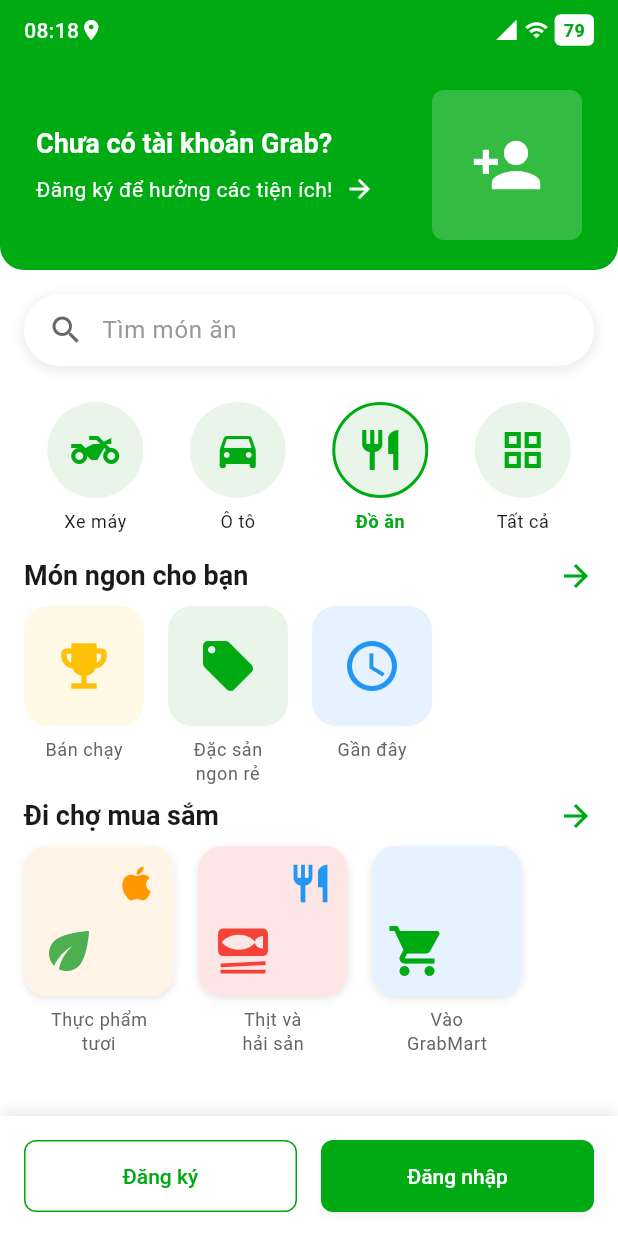
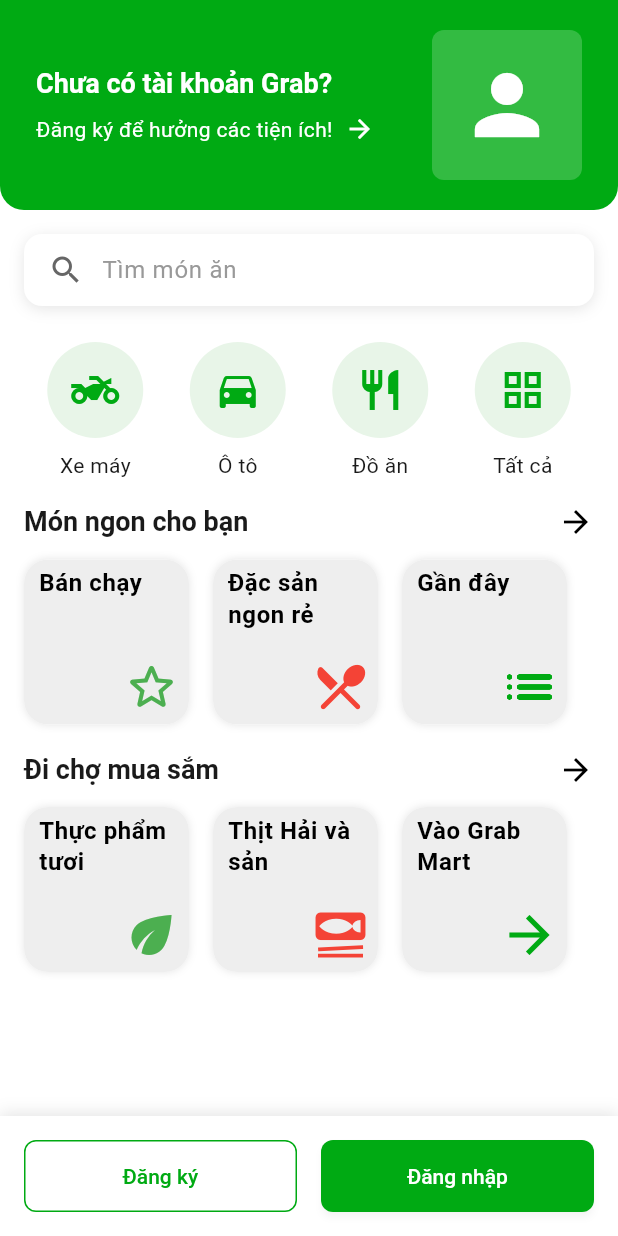
Before and after one commit to ryzamd/CloneUIGF, a Flutter app: the screen it shows after launch, on a phone screen of 412 x 824 dp. Run offline on Flutter 3.47's test engine with Material 3 defaults, Android fonts, the phone set to English and light mode, and no system bars; our stand-ins replace equatable, google_fonts.

Commit message:
refactor UI welcome screen

```diff
--- a/lib/features/welcome/view/welcome_screen.dart
+++ b/lib/features/welcome/view/welcome_screen.dart
@@ -19,8 +19,6 @@ class WelcomeScreen extends StatelessWidget {
       body: const SafeArea(
         child: Column(
           children: [
-            _StatusBar(),
-
             Expanded(
               child: SingleChildScrollView(
                 child: Column(
@@ -34,8 +32,6 @@ class WelcomeScreen extends StatelessWidget {
                     FoodSection(),
 
                     ShoppingSection(),
-
-                    SizedBox(height: 100),
                   ],
                 ),
               ),
@@ -47,61 +43,3 @@ class WelcomeScreen extends StatelessWidget {
     );
   }
 }
-
-class _StatusBar extends StatelessWidget {
-  const _StatusBar();
-
-  @override
-  Widget build(BuildContext context) {
-    return Container(
-      height: 40,
-      color: AppColors.primaryGreen,
-      padding: const EdgeInsets.symmetric(horizontal: 16),
-      child: Row(
-        children: [
-          const Text(
-            '08:18',
-            style: TextStyle(
-              color: AppColors.white,
-              fontSize: 14,
-              fontWeight: FontWeight.w500,
-            ),
-          ),
-          const Icon(
-            Icons.location_on,
-            color: AppColors.white,
-            size: 16,
-          ),
-          const Spacer(),
-          const Icon(
-            Icons.signal_cellular_4_bar,
-            color: AppColors.white,
-            size: 16,
-          ),
-          const SizedBox(width: 4),
-          const Icon(
-            Icons.wifi,
-            color: AppColors.white,
-            size: 16,
-          ),
-          const SizedBox(width: 4),
-          Container(
-            padding: const EdgeInsets.symmetric(horizontal: 6, vertical: 2),
-            decoration: BoxDecoration(
-              color: AppColors.white,
-              borderRadius: BorderRadius.circular(4),
-            ),
-            child: const Text(
-              '79',
-              style: TextStyle(
-                color: AppColors.primaryGreen,
-                fontSize: 12,
-                fontWeight: FontWeight.bold,
-              ),
-            ),
-          ),
-        ],
-      ),
-    );
-  }
-}
--- a/lib/features/welcome/view/widgets/category_section.dart
+++ b/lib/features/welcome/view/widgets/category_section.dart
@@ -28,7 +28,6 @@ class CategorySection extends StatelessWidget {
             label: 'Đồ ăn',
             backgroundColor: Color(0xFFE8F5E8),
             iconColor: AppColors.primaryGreen,
-            isActive: true,
           ),
           _CategoryItem(
             icon: Icons.grid_view,
@@ -47,14 +46,12 @@ class _CategoryItem extends StatelessWidget {
   final String label;
   final Color backgroundColor;
   final Color iconColor;
-  final bool isActive;
 
   const _CategoryItem({
     required this.icon,
     required this.label,
     required this.backgroundColor,
     required this.iconColor,
-    this.isActive = false,
   });
 
   @override
@@ -67,9 +64,6 @@ class _CategoryItem extends StatelessWidget {
           decoration: BoxDecoration(
             color: backgroundColor,
             shape: BoxShape.circle,
-            border: isActive
-              ? Border.all(color: AppColors.primaryGreen, width: 2)
-              : null,
           ),
           child: Icon(
             icon,
@@ -80,10 +74,6 @@ class _CategoryItem extends StatelessWidget {
         const SizedBox(height: 8),
         Text(
           label,
-          style: Theme.of(context).textTheme.bodySmall?.copyWith(
-            color: isActive ? AppColors.primaryGreen : AppColors.textPrimary,
-            fontWeight: isActive ? FontWeight.w600 : FontWeight.normal,
-          ),
         ),
       ],
     );
--- a/lib/features/welcome/view/widgets/food_section.dart
+++ b/lib/features/welcome/view/widgets/food_section.dart
@@ -20,38 +20,45 @@ class FoodSection extends StatelessWidget {
                   fontWeight: FontWeight.w600,
                 ),
               ),
-              const Icon(
-                Icons.arrow_forward,
-                color: AppColors.primaryGreen,
-              ),
+              const Icon(Icons.arrow_forward, color: AppColors.black),
             ],
           ),
         ),
+        SizedBox(height: 5),
         SizedBox(
           height: 120,
           child: ListView(
             scrollDirection: Axis.horizontal,
             padding: const EdgeInsets.symmetric(horizontal: 16),
-            children: const [
+            children: [
               _FoodItem(
-                icon: Icons.emoji_events,
-                label: 'Bán chạy',
-                iconColor: Colors.amber,
-                backgroundColor: Color(0xFFFFF9E6),
+                image: _FoodImage(
+                  icon: Icons.star_border_rounded,
+                  textTitle: "Bán chạy",
+                  backgroundColor: Colors.grey.shade200,
+                  iconColor: Colors.green,
+                  secondaryColor: Colors.black,
+                ),
               ),
               SizedBox(width: 16),
               _FoodItem(
-                icon: Icons.local_offer,
-                label: 'Đặc sản\nngon rẻ',
-                iconColor: AppColors.primaryGreen,
-                backgroundColor: Color(0xFFE8F5E8),
+                image: _FoodImage(
+                  icon: Icons.restaurant_menu_rounded,
+                  textTitle: "Đặc sản \nngon rẻ",
+                  backgroundColor: Colors.grey.shade200,
+                  iconColor: Colors.red,
+                  secondaryColor: Colors.black,
+                ),
               ),
               SizedBox(width: 16),
               _FoodItem(
-                icon: Icons.access_time,
-                label: 'Gần đây',
-                iconColor: Colors.blue,
-                backgroundColor: Color(0xFFE6F2FF),
+                image: _FoodImage(
+                  icon: Icons.list_rounded,
+                  textTitle: "Gần đây",
+                  backgroundColor: Colors.grey.shade200,
+                  iconColor: AppColors.primaryGreen,
+                  secondaryColor: Colors.black,
+                ),
               ),
             ],
           ),
@@ -62,42 +69,73 @@ class FoodSection extends StatelessWidget {
 }
 
 class _FoodItem extends StatelessWidget {
-  final IconData icon;
-  final String label;
-  final Color iconColor;
-  final Color backgroundColor;
+  final Widget image;
 
-  const _FoodItem({
-    required this.icon,
-    required this.label,
-    required this.iconColor,
-    required this.backgroundColor,
-  });
+  const _FoodItem({required this.image});
 
   @override
   Widget build(BuildContext context) {
     return Column(
       children: [
         Container(
-          width: 80,
-          height: 80,
+          width: 110,
+          height: 110,
           decoration: BoxDecoration(
-            color: backgroundColor,
+            color: AppColors.white,
             borderRadius: BorderRadius.circular(16),
+            boxShadow: [BoxShadow(color: AppColors.shadowLight, blurRadius: 4)],
           ),
-          child: Icon(
-            icon,
-            color: iconColor,
-            size: 40,
+          child: ClipRRect(
+            borderRadius: BorderRadius.circular(16),
+            child: image,
           ),
-        ),
-        const SizedBox(height: 8),
-        Text(
-          label,
-          style: Theme.of(context).textTheme.bodySmall,
-          textAlign: TextAlign.center,
         ),
       ],
     );
   }
 }
+
+class _FoodImage extends StatelessWidget {
+  final IconData icon;
+  final String? textTitle;
+  final Color backgroundColor;
+  final Color iconColor;
+  final Color? secondaryColor;
+
+  const _FoodImage({
+    required this.icon,
+    this.textTitle,
+    required this.backgroundColor,
+    required this.iconColor,
+    this.secondaryColor,
+  });
+
+  @override
+  Widget build(BuildContext context) {
+    return Container(
+      color: backgroundColor,
+      child: Stack(
+        children: [
+          Positioned(
+            right: 5,
+            bottom: 5,
+            child: Icon(icon, color: iconColor, size: 40),
+          ),
+          if (textTitle != null)
+            Positioned(
+              left: 10,
+              top: 5,
+              child: Text(
+                textTitle!,
+                style: Theme.of(context).textTheme.bodySmall?.copyWith(
+                  color: secondaryColor ?? iconColor,
+                  fontWeight: FontWeight.bold,
+                  fontSize: 16,
+                ),
+              ),
+            ),
+        ],
+      ),
+    );
+  }
+}
--- a/lib/features/welcome/view/widgets/search_bar_widget.dart
+++ b/lib/features/welcome/view/widgets/search_bar_widget.dart
@@ -12,7 +12,7 @@ class SearchBarWidget extends StatelessWidget {
       height: 48,
       decoration: BoxDecoration(
         color: AppColors.white,
-        borderRadius: BorderRadius.circular(24),
+        borderRadius: BorderRadius.circular(12),
         boxShadow: [
           BoxShadow(
             color: AppColors.shadowLight,
--- a/lib/features/welcome/view/widgets/shopping_section.dart
+++ b/lib/features/welcome/view/widgets/shopping_section.dart
@@ -22,45 +22,45 @@ class ShoppingSection extends StatelessWidget {
               ),
               const Icon(
                 Icons.arrow_forward,
-                color: AppColors.primaryGreen,
+                color: AppColors.black,
               ),
             ],
           ),
         ),
+        SizedBox(height: 5,),
         SizedBox(
           height: 160,
           child: ListView(
             scrollDirection: Axis.horizontal,
             padding: const EdgeInsets.symmetric(horizontal: 16),
-            children: const [
+            children: [
               _ShoppingItem(
-                label: 'Thực phẩm\ntươi',
                 image: _FoodImage(
                   icon: Icons.eco,
-                  secondaryIcon: Icons.apple,
-                  backgroundColor: Color(0xFFFFF4E6),
+                  textTitle: "Thực phẩm \ntươi",
+                  backgroundColor: Colors.grey.shade200,
                   iconColor: Colors.green,
-                  secondaryColor: Colors.orange,
+                  secondaryColor: Colors.black,
                 ),
               ),
               SizedBox(width: 16),
               _ShoppingItem(
-                label: 'Thịt và\nhải sản',
                 image: _FoodImage(
                   icon: Icons.set_meal,
-                  secondaryIcon: Icons.restaurant,
-                  backgroundColor: Color(0xFFFFE6E6),
+                  textTitle: "Thịt Hải và \nsản",
+                  backgroundColor: Colors.grey.shade200,
                   iconColor: Colors.red,
-                  secondaryColor: Colors.blue,
+                  secondaryColor: Colors.black,
                 ),
               ),
               SizedBox(width: 16),
               _ShoppingItem(
-                label: 'Vào\nGrabMart',
                 image: _FoodImage(
-                  icon: Icons.shopping_cart,
-                  backgroundColor: Color(0xFFE6F2FF),
+                  icon: Icons.arrow_forward_sharp,
+                  textTitle: "Vào Grab\nMart",
+                  backgroundColor: Colors.grey.shade200,
                   iconColor: AppColors.primaryGreen,
+                  secondaryColor: Colors.black,
                 ),
               ),
             ],
@@ -72,11 +72,9 @@ class ShoppingSection extends StatelessWidget {
 }
 
 class _ShoppingItem extends StatelessWidget {
-  final String label;
   final Widget image;
 
   const _ShoppingItem({
-    required this.label,
     required this.image,
   });
 
@@ -85,8 +83,8 @@ class _ShoppingItem extends StatelessWidget {
     return Column(
       children: [
         Container(
-          width: 100,
-          height: 100,
+          width: 110,
+          height: 110,
           decoration: BoxDecoration(
             color: AppColors.white,
             borderRadius: BorderRadius.circular(16),
@@ -94,7 +92,6 @@ class _ShoppingItem extends StatelessWidget {
               BoxShadow(
                 color: AppColors.shadowLight,
                 blurRadius: 4,
-                offset: const Offset(0, 2),
               ),
             ],
           ),
@@ -103,12 +100,6 @@ class _ShoppingItem extends StatelessWidget {
             child: image,
           ),
         ),
-        const SizedBox(height: 8),
-        Text(
-          label,
-          style: Theme.of(context).textTheme.bodySmall,
-          textAlign: TextAlign.center,
-        ),
       ],
     );
   }
@@ -116,14 +107,14 @@ class _ShoppingItem extends StatelessWidget {
 
 class _FoodImage extends StatelessWidget {
   final IconData icon;
-  final IconData? secondaryIcon;
+  final String? textTitle;
   final Color backgroundColor;
   final Color iconColor;
   final Color? secondaryColor;
 
   const _FoodImage({
     required this.icon,
-    this.secondaryIcon,
+    this.textTitle,
     required this.backgroundColor,
     required this.iconColor,
     this.secondaryColor,
@@ -136,22 +127,25 @@ class _FoodImage extends StatelessWidget {
       child: Stack(
         children: [
           Positioned(
-            left: 10,
-            bottom: 10,
+            right: 5,
+            bottom: 5,
             child: Icon(
               icon,
               color: iconColor,
               size: 40,
             ),
           ),
-          if (secondaryIcon != null)
+          if (textTitle != null)
             Positioned(
-              right: 10,
-              top: 10,
-              child: Icon(
-                secondaryIcon,
-                color: secondaryColor ?? iconColor,
-                size: 30,
+              left: 10,
+              top: 5,
+              child: Text(
+                textTitle!,
+                style: Theme.of(context).textTheme.bodySmall?.copyWith(
+                  color: secondaryColor ?? iconColor,
+                  fontWeight: FontWeight.bold,
+                  fontSize: 16
+                )
               ),
             ),
         ],
--- a/lib/features/welcome/view/widgets/welcome_banner.dart
+++ b/lib/features/welcome/view/widgets/welcome_banner.dart
@@ -50,7 +50,6 @@ class WelcomeBanner extends StatelessWidget {
             ),
           ),
           const SizedBox(width: 16),
-          // Illustration placeholder
           Container(
             width: 100,
             height: 100,
@@ -59,9 +58,9 @@ class WelcomeBanner extends StatelessWidget {
               borderRadius: BorderRadius.circular(8),
             ),
             child: const Icon(
-              Icons.person_add,
+              Icons.person,
               color: AppColors.white,
-              size: 48,
+              size: 64,
             ),
           ),
         ],
```
